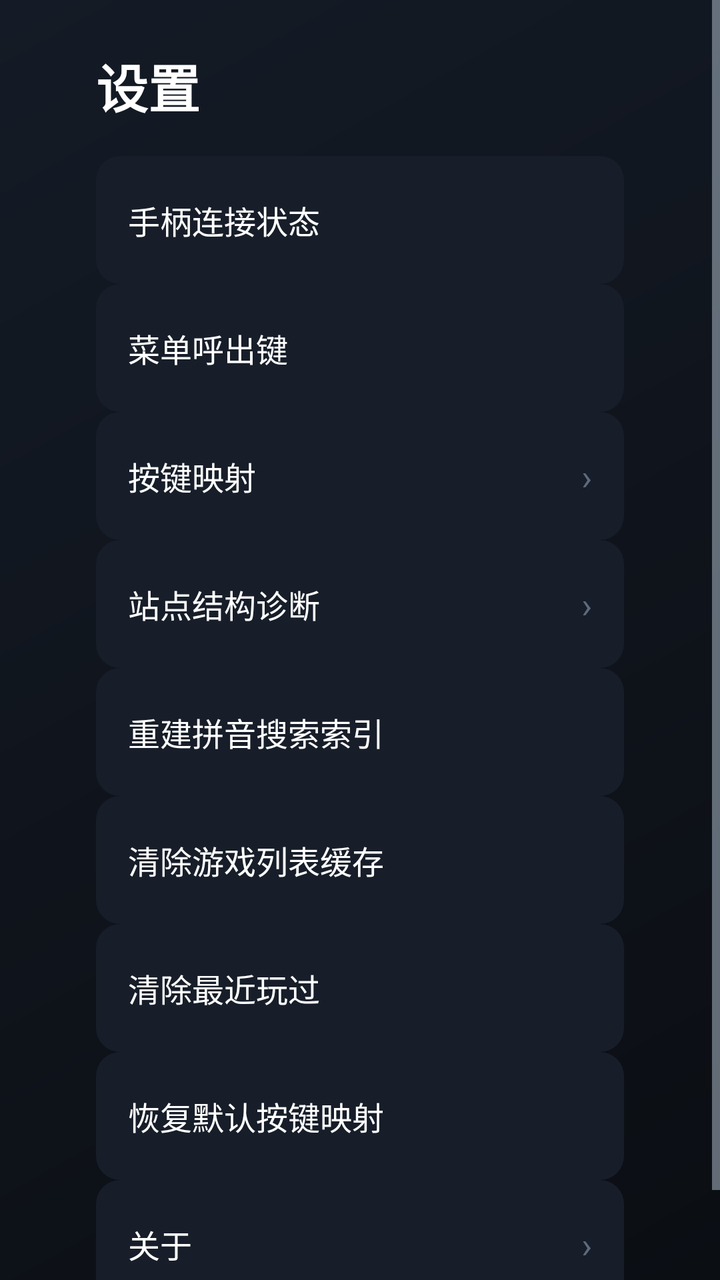
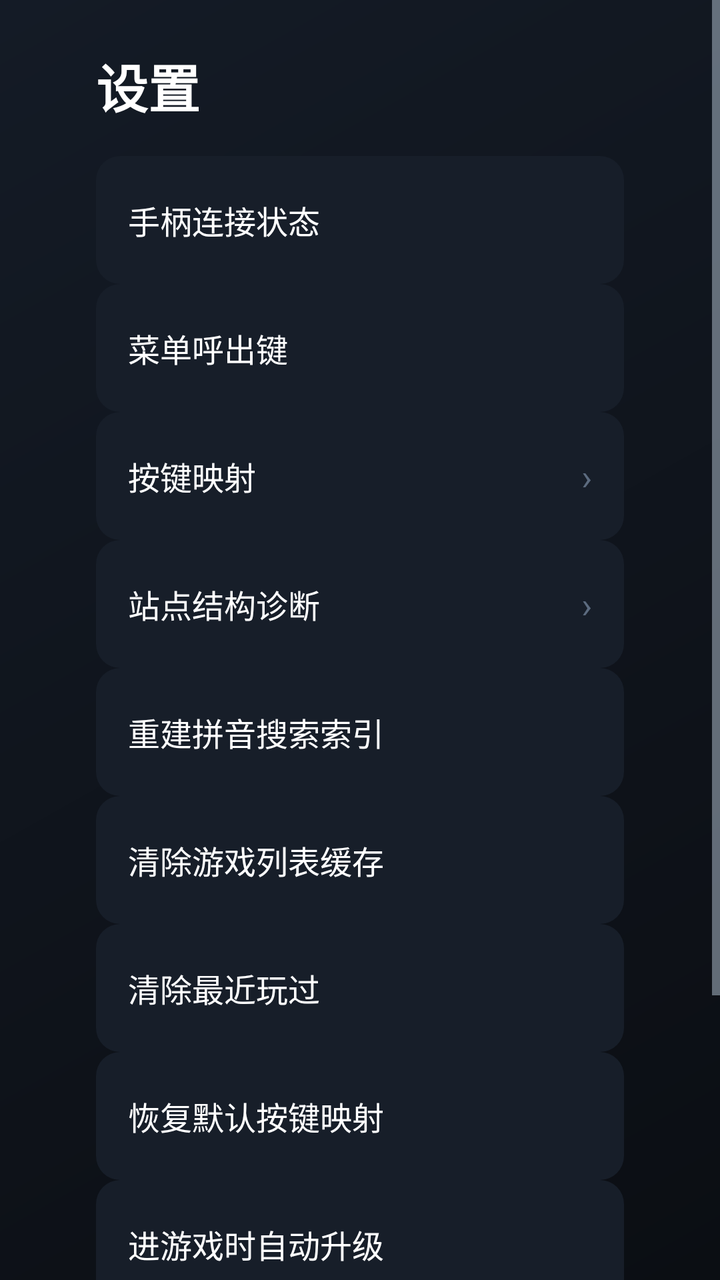

Before-and-after screenshots of an Android layout around one commit, followed by the original layout XML and the change that was made.
<!-- AndroidManifest.xml: activity theme Theme.XbwTv.Lobby -->
<!-- res/layout/activity_settings.xml -->
<?xml version="1.0" encoding="utf-8"?>
<ScrollView xmlns:android="http://schemas.android.com/apk/res/android"
    android:id="@+id/settings_scroll"
    android:layout_width="match_parent"
    android:layout_height="match_parent"
    android:background="@drawable/bg_lobby"
    android:clipToPadding="false"
    android:paddingBottom="32dp">

    <LinearLayout
        android:layout_width="match_parent"
        android:layout_height="wrap_content"
        android:orientation="vertical"
        android:paddingLeft="48dp"
        android:paddingTop="24dp"
        android:paddingRight="48dp">

        <TextView
            android:layout_width="wrap_content"
            android:layout_height="wrap_content"
            android:layout_marginBottom="16dp"
            android:text="@string/settings_title"
            android:textColor="@color/xbw_text_primary"
            android:textSize="26sp"
            android:textStyle="bold" />

        
        <LinearLayout
            android:id="@+id/row_gamepad"
            style="@style/SettingItem">

            <TextView
                android:layout_width="0dp"
                android:layout_height="wrap_content"
                android:layout_weight="1"
                android:text="@string/settings_gamepad"
                android:textColor="@color/xbw_text_primary"
                android:textSize="16sp" />

            <TextView
                android:id="@+id/val_gamepad"
                android:layout_width="wrap_content"
                android:layout_height="wrap_content"
                android:textColor="@color/xbw_text_secondary"
                android:textSize="14sp" />
        </LinearLayout>

        
        <LinearLayout
            android:id="@+id/row_hotkey"
            style="@style/SettingItem">

            <TextView
                android:layout_width="0dp"
                android:layout_height="wrap_content"
                android:layout_weight="1"
                android:text="@string/settings_menu_key"
                android:textColor="@color/xbw_text_primary"
                android:textSize="16sp" />

            <TextView
                android:id="@+id/val_hotkey"
                android:layout_width="wrap_content"
                android:layout_height="wrap_content"
                android:textColor="@color/xbw_success"
                android:textSize="14sp" />
        </LinearLayout>

        
        <LinearLayout
            android:id="@+id/row_mapping"
            style="@style/SettingItem">

            <TextView
                android:layout_width="0dp"
                android:layout_height="wrap_content"
                android:layout_weight="1"
                android:text="@string/settings_mapping"
                android:textColor="@color/xbw_text_primary"
                android:textSize="16sp" />

            <TextView
                android:layout_width="wrap_content"
                android:layout_height="wrap_content"
                android:text="›"
                android:textColor="@color/xbw_text_disabled"
                android:textSize="18sp" />
        </LinearLayout>

        
        <LinearLayout
            android:id="@+id/row_diagnose"
            style="@style/SettingItem">

            <TextView
                android:layout_width="0dp"
                android:layout_height="wrap_content"
                android:layout_weight="1"
                android:text="@string/settings_diagnose"
                android:textColor="@color/xbw_text_primary"
                android:textSize="16sp" />

            <TextView
                android:layout_width="wrap_content"
                android:layout_height="wrap_content"
                android:text="›"
                android:textColor="@color/xbw_text_disabled"
                android:textSize="18sp" />
        </LinearLayout>

        
        <LinearLayout
            android:id="@+id/row_pinyin"
            style="@style/SettingItem">

            <TextView
                android:layout_width="0dp"
                android:layout_height="wrap_content"
                android:layout_weight="1"
                android:text="@string/settings_pinyin_index"
                android:textColor="@color/xbw_text_primary"
                android:textSize="16sp" />

            <TextView
                android:id="@+id/val_pinyin_count"
                android:layout_width="wrap_content"
                android:layout_height="wrap_content"
                android:textColor="@color/xbw_text_secondary"
                android:textSize="14sp" />
        </LinearLayout>

        
        <LinearLayout
            android:id="@+id/row_clear_cache"
            style="@style/SettingItem">

            <TextView
                android:layout_width="0dp"
                android:layout_height="wrap_content"
                android:layout_weight="1"
                android:text="@string/settings_clear_cache"
                android:textColor="@color/xbw_text_primary"
                android:textSize="16sp" />

            <TextView
                android:id="@+id/val_cache_count"
                android:layout_width="wrap_content"
                android:layout_height="wrap_content"
                android:textColor="@color/xbw_text_secondary"
                android:textSize="14sp" />
        </LinearLayout>

        
        <LinearLayout
            android:id="@+id/row_clear_recent"
            style="@style/SettingItem">

            <TextView
                android:layout_width="0dp"
                android:layout_height="wrap_content"
                android:layout_weight="1"
                android:text="@string/settings_clear_recent"
                android:textColor="@color/xbw_text_primary"
                android:textSize="16sp" />

            <TextView
                android:id="@+id/val_recent_count"
                android:layout_width="wrap_content"
                android:layout_height="wrap_content"
                android:textColor="@color/xbw_text_secondary"
                android:textSize="14sp" />
        </LinearLayout>

        
        <LinearLayout
            android:id="@+id/row_reset_map"
            style="@style/SettingItem">

            <TextView
                android:layout_width="0dp"
                android:layout_height="wrap_content"
                android:layout_weight="1"
                android:text="@string/settings_reset_map"
                android:textColor="@color/xbw_text_primary"
                android:textSize="16sp" />
        </LinearLayout>

        
        <LinearLayout
            android:id="@+id/row_about"
            style="@style/SettingItem">

            <TextView
                android:layout_width="0dp"
                android:layout_height="wrap_content"
                android:layout_weight="1"
                android:text="@string/settings_about"
                android:textColor="@color/xbw_text_primary"
                android:textSize="16sp" />

            <TextView
                android:layout_width="wrap_content"
                android:layout_height="wrap_content"
                android:text="›"
                android:textColor="@color/xbw_text_disabled"
                android:textSize="18sp" />
        </LinearLayout>

        <TextView
            android:id="@+id/hotkey_capture_hint"
            android:layout_width="match_parent"
            android:layout_height="wrap_content"
            android:layout_marginTop="18dp"
            android:background="@drawable/bg_hint_bar"
            android:padding="12dp"
            android:textColor="@color/xbw_warning"
            android:textSize="14sp"
            android:visibility="gone" />
    </LinearLayout>
</ScrollView>
<!-- resources referenced by this layout -->
<resources>
  <color name="xbw_success">#3DDC97</color>
  <color name="xbw_text_disabled">#5C6B7F</color>
  <color name="xbw_text_primary">#FFFFFFFF</color>
  <color name="xbw_text_secondary">#B3C2D1</color>
  <color name="xbw_warning">#FFC94D</color>
  <!-- drawable bg_hint_bar (drawable) -->
  <?xml version="1.0" encoding="utf-8"?>
  <shape xmlns:android="http://schemas.android.com/apk/res/android" android:shape="rectangle">
      <solid android:color="@color/xbw_hint_bg" />
      <corners android:radius="12dp" />
  </shape>
  <!-- drawable bg_lobby (drawable) -->
  <?xml version="1.0" encoding="utf-8"?>
  <shape xmlns:android="http://schemas.android.com/apk/res/android" android:shape="rectangle">
      <gradient
          android:angle="315"
          android:startColor="@color/xbw_bg_gradient_top"
          android:endColor="@color/xbw_bg" />
  </shape>
  <string name="settings_about">关于</string>
  <string name="settings_clear_cache">清除游戏列表缓存</string>
  <string name="settings_clear_recent">清除最近玩过</string>
  <string name="settings_diagnose">站点结构诊断</string>
  <string name="settings_gamepad">手柄连接状态</string>
  <string name="settings_mapping">按键映射</string>
  <string name="settings_menu_key">菜单呼出键</string>
  <string name="settings_pinyin_index">重建拼音搜索索引</string>
  <string name="settings_reset_map">恢复默认按键映射</string>
  <string name="settings_title">设置</string>
  <style name="SettingItem">
          <item name="android:layout_width">match_parent</item>
          <item name="android:layout_height">wrap_content</item>
          <item name="android:minHeight">64dp</item>
          <item name="android:focusable">true</item>
          <item name="android:focusableInTouchMode">false</item>
          <item name="android:background">@drawable/bg_setting_item</item>
          <item name="android:padding">16dp</item>
          <item name="android:orientation">horizontal</item>
          <item name="android:gravity">center_vertical</item>
      </style>
  <style name="Theme.XbwTv.Lobby">
          <item name="android:windowBackground">@drawable/bg_lobby</item>
      </style>
  <color name="xbw_hint_bg">#990B0E13</color>
  <color name="xbw_bg_gradient_top">#141B26</color>
  <color name="xbw_bg">#0B0E13</color>
  <!-- drawable bg_setting_item (drawable) -->
  <?xml version="1.0" encoding="utf-8"?>
  <selector xmlns:android="http://schemas.android.com/apk/res/android">
      <item android:state_focused="true">
          <shape android:shape="rectangle">
              <solid android:color="@color/xbw_surface_high" />
              <corners android:radius="12dp" />
              <stroke android:width="2dp" android:color="@color/xbw_accent" />
          </shape>
      </item>
      <item android:state_pressed="true">
          <shape android:shape="rectangle">
              <solid android:color="@color/xbw_surface_high" />
              <corners android:radius="12dp" />
          </shape>
      </item>
      <item>
          <shape android:shape="rectangle">
              <solid android:color="@color/xbw_surface" />
              <corners android:radius="12dp" />
          </shape>
      </item>
  </selector>
  <color name="xbw_surface_high">#222B39</color>
  <color name="xbw_accent">#FF5A5F</color>
  <color name="xbw_surface">#171E29</color>
</resources>

<!-- the commit's change to res/layout/activity_settings.xml (unified diff, before → after) -->
@@ -183,6 +183,48 @@
                 android:text="@string/settings_reset_map"
                 android:textColor="@color/xbw_text_primary"
                 android:textSize="16sp" />
+        </LinearLayout>
+
+        
+        <LinearLayout
+            android:id="@+id/row_auto_update"
+            style="@style/SettingItem">
+
+            <TextView
+                android:layout_width="0dp"
+                android:layout_height="wrap_content"
+                android:layout_weight="1"
+                android:text="@string/settings_auto_update"
+                android:textColor="@color/xbw_text_primary"
+                android:textSize="16sp" />
+
+            <TextView
+                android:id="@+id/val_auto_update"
+                android:layout_width="wrap_content"
+                android:layout_height="wrap_content"
+                android:textColor="@color/xbw_text_disabled"
+                android:textSize="14sp" />
+        </LinearLayout>
+
+        
+        <LinearLayout
+            android:id="@+id/row_check_update"
+            style="@style/SettingItem">
+
+            <TextView
+                android:layout_width="0dp"
+                android:layout_height="wrap_content"
+                android:layout_weight="1"
+                android:text="@string/settings_check_update"
+                android:textColor="@color/xbw_text_primary"
+                android:textSize="16sp" />
+
+            <TextView
+                android:id="@+id/val_current_version"
+                android:layout_width="wrap_content"
+                android:layout_height="wrap_content"
+                android:textColor="@color/xbw_text_secondary"
+                android:textSize="14sp" />
         </LinearLayout>
 
         
<!-- resource entries referenced after the edit -->
@@ -20,6 +20,8 @@
           android:endColor="@color/xbw_bg" />
   </shape>
   <string name="settings_about">关于</string>
+  <string name="settings_auto_update">进游戏时自动升级</string>
+  <string name="settings_check_update">立即检查更新</string>
   <string name="settings_clear_cache">清除游戏列表缓存</string>
   <string name="settings_clear_recent">清除最近玩过</string>
   <string name="settings_diagnose">站点结构诊断</string>
